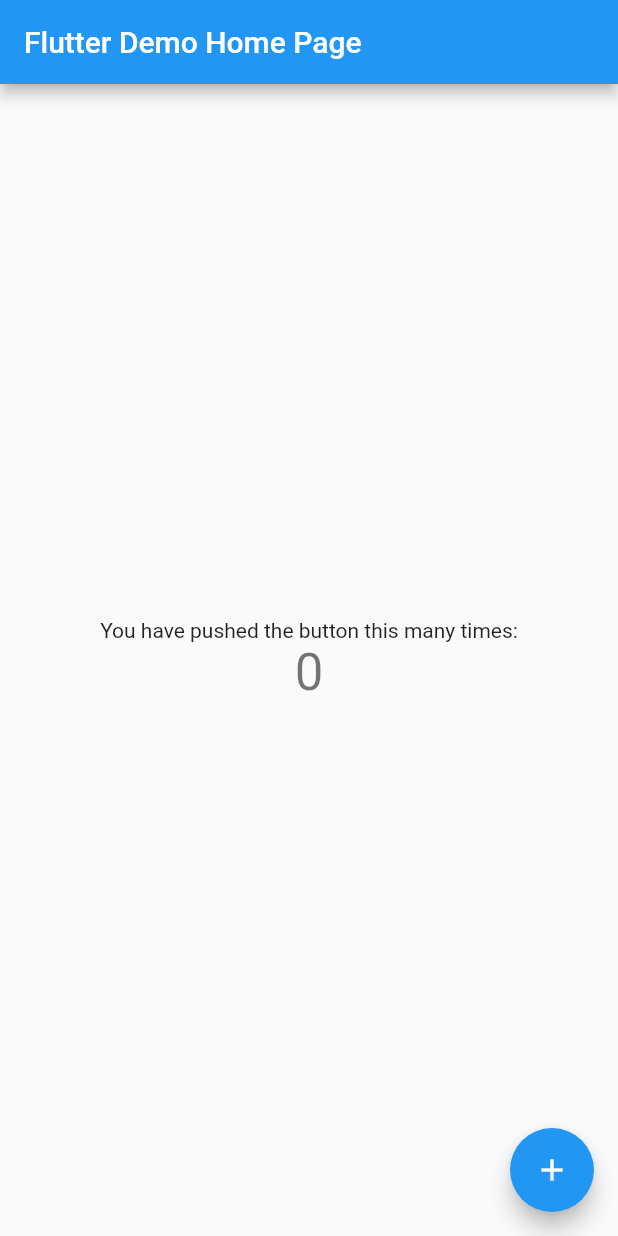
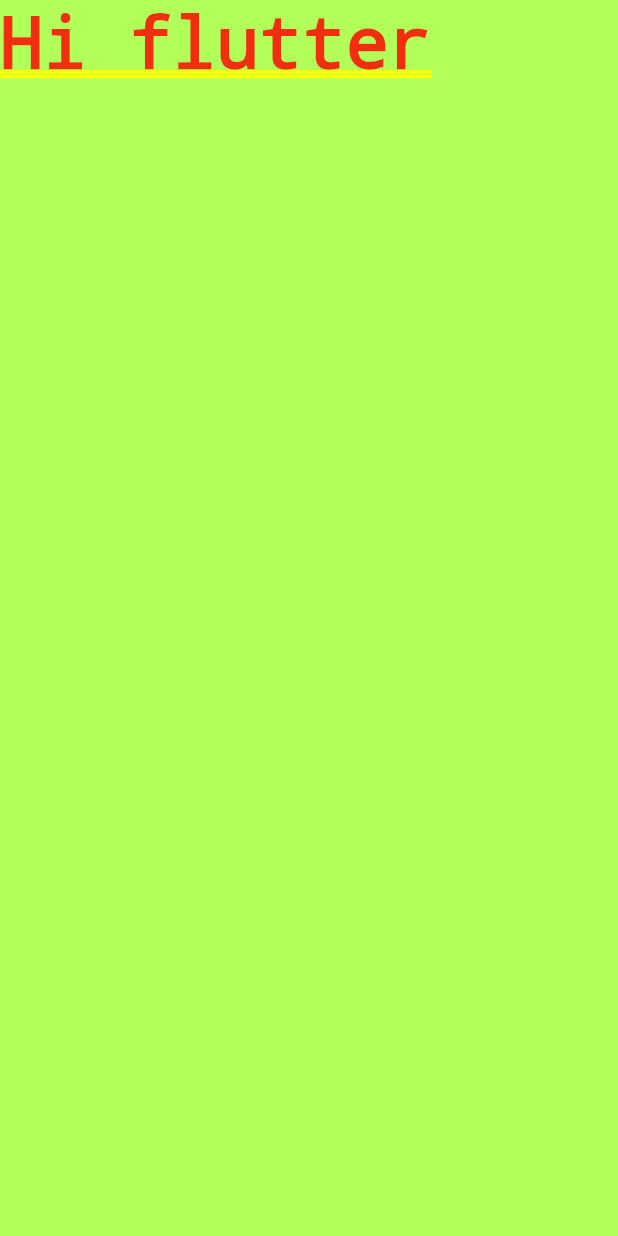
Before and after one commit to itprashantgoyal/flutter_tutorial, a Flutter app: the screen it shows after launch, on a phone screen of 412 x 824 dp. Run offline on Flutter 3.47's test engine with Material 2 defaults, Android fonts, the phone set to English and light mode, and no system bars.

Commit message:
APP2: use of container and color background

```diff
--- a/lib/main.dart
+++ b/lib/main.dart
@@ -1,113 +1,16 @@
 import 'package:flutter/material.dart';
-
 void main() {
-  runApp(MyApp());
+  runApp(MaterialApp(
+    title: "APP 2",
+    home: HomePage(),
+  ));
 }
-
-class MyApp extends StatelessWidget {
-  // This widget is the root of your application.
+class HomePage extends StatelessWidget {
   @override
   Widget build(BuildContext context) {
-    return MaterialApp(
-      title: 'Flutter Demo',
-      theme: ThemeData(
-        // This is the theme of your application.
-        //
-        // Try running your application with "flutter run". You'll see the
-        // application has a blue toolbar. Then, without quitting the app, try
-        // changing the primarySwatch below to Colors.green and then invoke
-        // "hot reload" (press "r" in the console where you ran "flutter run",
-        // or simply save your changes to "hot reload" in a Flutter IDE).
-        // Notice that the counter didn't reset back to zero; the application
-        // is not restarted.
-        primarySwatch: Colors.blue,
-      ),
-      home: MyHomePage(title: 'Flutter Demo Home Page'),
+    return Container(
+      color: Colors.lightGreenAccent,
+      child: Text("Hi flutter"),
     );
   }
 }
-
-class MyHomePage extends StatefulWidget {
-  MyHomePage({Key? key, required this.title}) : super(key: key);
-
-  // This widget is the home page of your application. It is stateful, meaning
-  // that it has a State object (defined below) that contains fields that affect
-  // how it looks.
-
-  // This class is the configuration for the state. It holds the values (in this
-  // case the title) provided by the parent (in this case the App widget) and
-  // used by the build method of the State. Fields in a Widget subclass are
-  // always marked "final".
-
-  final String title;
-
-  @override
-  _MyHomePageState createState() => _MyHomePageState();
-}
-
-class _MyHomePageState extends State<MyHomePage> {
-  int _counter = 0;
-
-  void _incrementCounter() {
-    setState(() {
-      // This call to setState tells the Flutter framework that something has
-      // changed in this State, which causes it to rerun the build method below
-      // so that the display can reflect the updated values. If we changed
-      // _counter without calling setState(), then the build method would not be
-      // called again, and so nothing would appear to happen.
-      _counter++;
-    });
-  }
-
-  @override
-  Widget build(BuildContext context) {
-    // This method is rerun every time setState is called, for instance as done
-    // by the _incrementCounter method above.
-    //
-    // The Flutter framework has been optimized to make rerunning build methods
-    // fast, so that you can just rebuild anything that needs updating rather
-    // than having to individually change instances of widgets.
-    return Scaffold(
-      appBar: AppBar(
-        // Here we take the value from the MyHomePage object that was created by
-        // the App.build method, and use it to set our appbar title.
-        title: Text(widget.title),
-      ),
-      body: Center(
-        // Center is a layout widget. It takes a single child and positions it
-        // in the middle of the parent.
-        child: Column(
-          // Column is also a layout widget. It takes a list of children and
-          // arranges them vertically. By default, it sizes itself to fit its
-          // children horizontally, and tries to be as tall as its parent.
-          //
-          // Invoke "debug painting" (press "p" in the console, choose the
-          // "Toggle Debug Paint" action from the Flutter Inspector in Android
-          // Studio, or the "Toggle Debug Paint" command in Visual Studio Code)
-          // to see the wireframe for each widget.
-          //
-          // Column has various properties to control how it sizes itself and
-          // how it positions its children. Here we use mainAxisAlignment to
-          // center the children vertically; the main axis here is the vertical
-          // axis because Columns are vertical (the cross axis would be
-          // horizontal).
-          mainAxisAlignment: MainAxisAlignment.center,
-          children: <Widget>[
-            Text(
-              'You have pushed the button this many times:',
-            ),
-            Text(
-              '$_counter',
-              style: Theme.of(context).textTheme.headline4,
-            ),
-          ],
-        ),
-      ),
-      floatingActionButton: FloatingActionButton(
-        onPressed: _incrementCounter,
-        tooltip: 'Increment',
-        child: Icon(Icons.add),
-      ), // This trailing comma makes auto-formatting nicer for build methods.
-    );
-  }
-}
```
